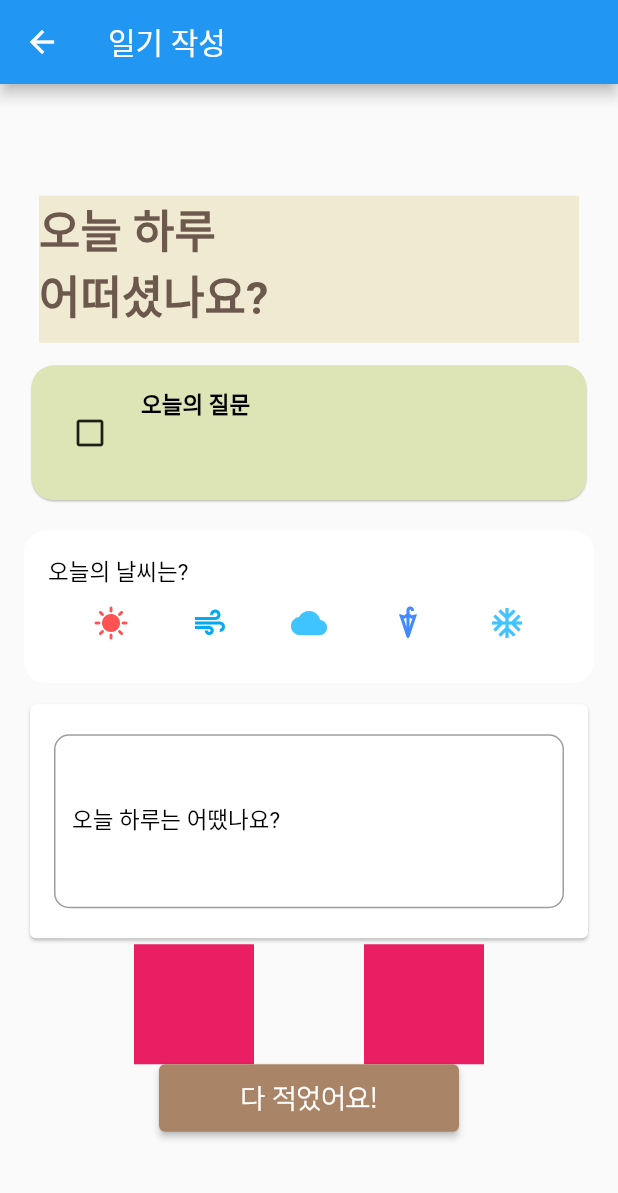
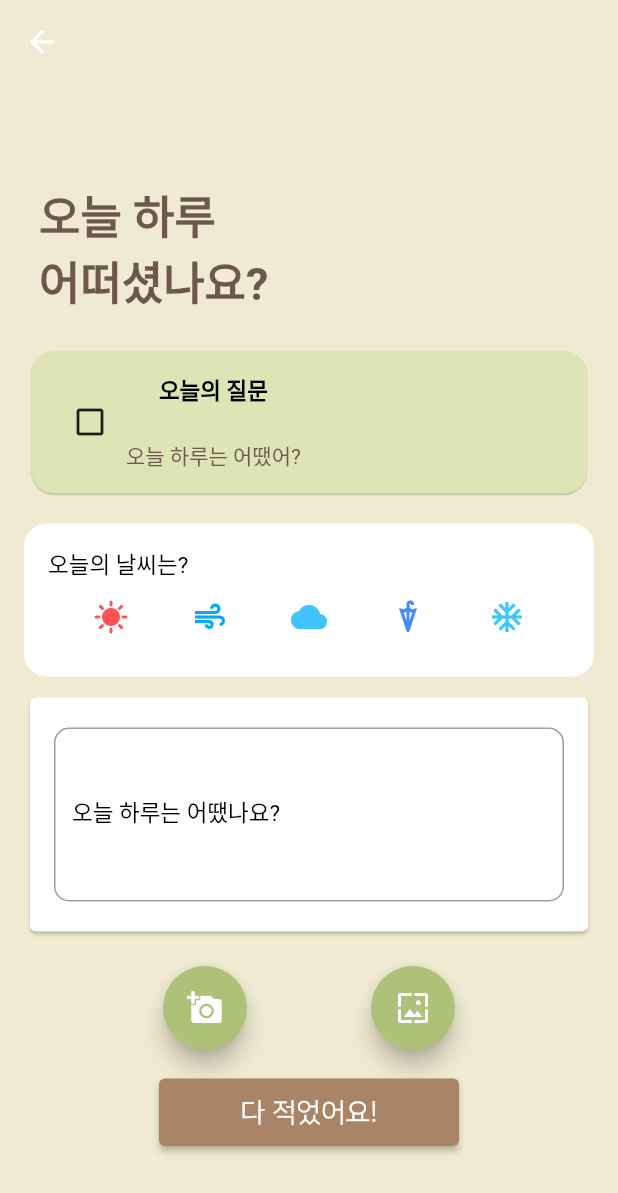
Before and after one commit to 2022-SiliconValleyInternship-Team-K/SymDA-frontend, a Flutter app: the Screen5A screen opened directly, on a phone screen of 412 x 824 dp. Shown: the top 1193 px of the screen. Run offline on Flutter 3.47's test engine with Material 2 defaults, Android fonts, the phone set to English and light mode, and no system bars; our stand-ins replace curved_navigation_bar, image_picker, percent_indicator; Roboto replaces fonts that are missing (NanumMyeongjo).

Commit message:
다시 시도

```diff
--- a/lib/pages/screens/5Awriting/Screen5A.dart
+++ b/lib/pages/screens/5Awriting/Screen5A.dart
@@ -1,12 +1,13 @@
 import 'package:flutter/material.dart';
+import 'package:symda/pages/screens/5Awriting/components/imageGal.dart';
 // import 'package:flutter/cupertino.dart';
 
 import 'components/dailyQ.dart';
 import 'components/doneButton.dart';
 import 'components/headerText.dart';
-
 import 'components/weather.dart';
 import 'components/writingField.dart';
+import 'package:symda/src/theme.dart';
 
 class Screen5A extends StatelessWidget {
   const Screen5A({Key? key}) : super(key: key);
@@ -14,8 +15,12 @@ class Screen5A extends StatelessWidget {
   @override
   Widget build(BuildContext context) {
     return Scaffold(
+      backgroundColor: const Color(0xffF0EAD2),
       appBar: AppBar(
-        title: Text('일기 작성'),
+        // title: Text('일기 작성'),
+        centerTitle: false,
+        elevation: 0.0,
+        backgroundColor: Color(0xffF0EAD2),
       ),
       body: Center(
         child: Padding(
@@ -26,15 +31,19 @@ class Screen5A extends StatelessWidget {
               DailyQ(), // 오늘의 질문
               Weather(), // 오늘의 날씨는?
               WritingField(), // 일기 작성란
+              _buildTop(), // 간격 조정
 
               // 갤러리에서 사진 가져오는 부분
-              Row(
-                mainAxisAlignment: MainAxisAlignment.spaceEvenly,
-                children: [
-                  _IMGfromGal(),
-                  _IMGfromCam(),
-                ],
-              ),
+              // Row(
+              //   mainAxisAlignment: MainAxisAlignment.spaceEvenly,
+              //   children: [
+              //     _IMGfromGal(),
+              //     _IMGfromCam(),
+              //   ],
+              // ),
+              ImagePic(),
+
+              _buildTop(), // 간격 조정
               DoneButton(), // 작성 완료 버튼 => Screen5B로 이동
             ]),
           ),
@@ -59,3 +68,13 @@ Widget _IMGfromCam() {
     width: 80,
   );
 }
+
+Padding _buildTop() {
+  // 간격 조정용
+  return Padding(
+    padding: EdgeInsets.symmetric(
+      vertical: 7,
+      // horizontal: 16,
+    ),
+  );
+}
--- a/lib/pages/screens/5Awriting/components/dailyQ.dart
+++ b/lib/pages/screens/5Awriting/components/dailyQ.dart
@@ -1,6 +1,28 @@
 import 'package:flutter/material.dart';
 import 'package:symda/src/theme.dart';
 
+import "dart:math";
+
+T getRandomElement<T>(List<T> list) {
+  final random = new Random();
+  var i = random.nextInt(list.length);
+  return list[i];
+}
+
+String rand() {
+  var list = [
+    '오늘 하루는 어땠어?',
+    '오늘 가장 생각나는 순간은 언제야?',
+    '오늘 가장 잘 활용한 아이템이 있다면 뭐야?',
+    '오늘의 작은 기쁨은 뭐였어?',
+    '오늘 힘든 일은 없었어?'
+  ];
+  var element = getRandomElement(list);
+  // print(element);
+  return element;
+}
+
+String dailyQ = rand();
 
 class DailyQ extends StatefulWidget {
   const DailyQ({Key? key}) : super(key: key);
@@ -10,8 +32,6 @@ class DailyQ extends StatefulWidget {
 }
 
 class _DailyQState extends State<DailyQ> {
-  String dailyQ = '';
-
   @override
   Widget build(BuildContext context) {
     return Card(
@@ -28,17 +48,19 @@ class _DailyQState extends State<DailyQ> {
               icon: Icon(Icons.check_box_outline_blank_outlined),
               onPressed: () {},
             ),
-            Padding(padding: EdgeInsets.only(left: 10.0)),
             Column(
               children: [
                 Text(
                   '오늘의 질문 \n',
                   style: textTheme().bodyText2,
+                  textAlign: TextAlign.center,
                   overflow: TextOverflow.ellipsis,
                 ),
                 Text(
                   '$dailyQ',
+                  // 'hello',
                   style: TextStyle(color: Color(0xff6C584C)),
+                  textAlign: TextAlign.center,
                   overflow: TextOverflow.ellipsis,
                 ),
               ],
--- a/lib/pages/screens/5Awriting/components/doneButton.dart
+++ b/lib/pages/screens/5Awriting/components/doneButton.dart
@@ -1,6 +1,5 @@
 import 'package:flutter/material.dart';
 import 'package:symda/src/theme.dart';
-
 
 class DoneButton extends StatelessWidget {
   final String? text;
@@ -20,7 +19,7 @@ class DoneButton extends StatelessWidget {
       height: 45,
       child: ElevatedButton(
         onPressed: () {
-          Navigator.pushNamed(context, '/b');
+          Navigator.pushNamed(context, '/writingdone');
         },
         child: Center(
           child: Text(
--- a/lib/pages/screens/5Awriting/components/headerText.dart
+++ b/lib/pages/screens/5Awriting/components/headerText.dart
@@ -1,5 +1,5 @@
 import 'package:flutter/material.dart';
-
+import 'package:symda/src/theme.dart';
 
 class HeaderText extends StatelessWidget {
   const HeaderText({Key? key}) : super(key: key);
@@ -17,7 +17,8 @@ class HeaderText extends StatelessWidget {
           Text(
             '오늘 하루\n어떠셨나요?',
             style: TextStyle(
-              fontSize: 30.0,
+              fontFamily: 'NanumMyeongjo',
+              fontSize: 30,
               color: Color(0xff6C584C),
               fontWeight: FontWeight.bold,
             ),
--- a/lib/pages/screens/5Awriting/components/imageGal.dart
+++ b/lib/pages/screens/5Awriting/components/imageGal.dart
@@ -10,3 +10,66 @@ import 'dart:io';
 // File imageFile = File(pickedFile.path);
 //   }
 // }
+
+import 'package:flutter/material.dart';
+import 'package:image_picker/image_picker.dart';
+import 'dart:async';
+
+class ImagePic extends StatefulWidget {
+  const ImagePic({Key? key}) : super(key: key);
+
+  @override
+  State<ImagePic> createState() => _ImagePicState();
+}
+
+class _ImagePicState extends State<ImagePic> {
+  PickedFile? _image;
+
+  Future getIamgeFromCam() async {
+    // for camera
+    var image =
+        await ImagePicker.platform.pickImage(source: ImageSource.camera);
+    setState(() {
+      _image = image!;
+    });
+  }
+
+  Future getImageFromGallery() async {
+    //for Gallery
+    var image =
+        await ImagePicker.platform.pickImage(source: ImageSource.gallery);
+    setState(() {
+      _image = image!;
+    });
+  }
+
+  @override
+  Widget build(BuildContext context) {
+    return Card(
+        // body: Center(
+        margin: EdgeInsets.symmetric(vertical: 5.0, horizontal: 10.0),
+        elevation: 0.0,
+        shape: RoundedRectangleBorder(borderRadius: BorderRadius.circular(0.0)),
+        color: Color(0xffF0EAD2),
+        child: Row(
+          mainAxisAlignment: MainAxisAlignment.spaceEvenly,
+          children: [
+            FloatingActionButton(
+              onPressed: getIamgeFromCam,
+              tooltip: 'Pick Image',
+              backgroundColor: Color(0xffADC178),
+              child: Icon(Icons.add_a_photo),
+            ),
+            FloatingActionButton(
+              onPressed: getImageFromGallery,
+              tooltip: 'Pick Image',
+              backgroundColor: Color(0xffADC178),
+              child: Icon(
+                Icons.wallpaper,
+              ),
+            ),
+          ],
+          // ),
+        ));
+  }
+}
--- a/lib/pages/screens/5Awriting/components/weather.dart
+++ b/lib/pages/screens/5Awriting/components/weather.dart
@@ -1,6 +1,5 @@
 import 'package:flutter/material.dart';
 import 'package:symda/src/theme.dart';
-
 
 class Weather extends StatefulWidget {
   @override
--- a/lib/pages/screens/5Awriting/components/writingField.dart
+++ b/lib/pages/screens/5Awriting/components/writingField.dart
@@ -1,6 +1,5 @@
 import 'package:flutter/material.dart';
 import 'package:symda/src/theme.dart';
-
 
 class WritingField extends StatefulWidget {
   const WritingField({Key? key}) : super(key: key);
@@ -10,7 +9,7 @@ class WritingField extends StatefulWidget {
 }
 
 class _WritingFieldState extends State<WritingField> {
-  String inputText = 'happy';
+  String inputText = '';
 
   @override
   Widget build(BuildContext context) {
@@ -24,8 +23,6 @@ class _WritingFieldState extends State<WritingField> {
               child: SingleChildScrollView(
                 child: Column(
                   children: [
-                    // Text('$inputText'),
-
                     TextField(
                       onChanged: (text) {
                         setState(() {
--- a/lib/pages/screens/5BwriteDone/components/doneButton2.dart
+++ b/lib/pages/screens/5BwriteDone/components/doneButton2.dart
@@ -8,7 +8,6 @@ import 'package:symda/src/theme.dart';
 class DoneButton2 extends StatelessWidget {
   final String? text;
   final GestureTapCallback? press;
-  // final Color color;
 
   const DoneButton2({
     Key? key,
@@ -23,7 +22,7 @@ class DoneButton2 extends StatelessWidget {
       height: 40,
       child: ElevatedButton(
         onPressed: () {
-          Navigator.pushNamed(context, '/c');
+          Navigator.pushNamed(context, '/EmotionSelect'); // 버튼 눌렀을 때 이동할 페이지
         },
         child: Center(
           child: Text(
```
Also changed, not shown: lib/pages/screens/5BwriteDone/Screen5B.dart (+6 -4 lines), lib/pages/screens/5BwriteDone/components/writingDoneBody.dart (+0 -37 lines), lib/pages/screens/6showAll/Screen6.dart (+8 -1 lines). Lines whose indentation alone changed are shown as unchanged.
